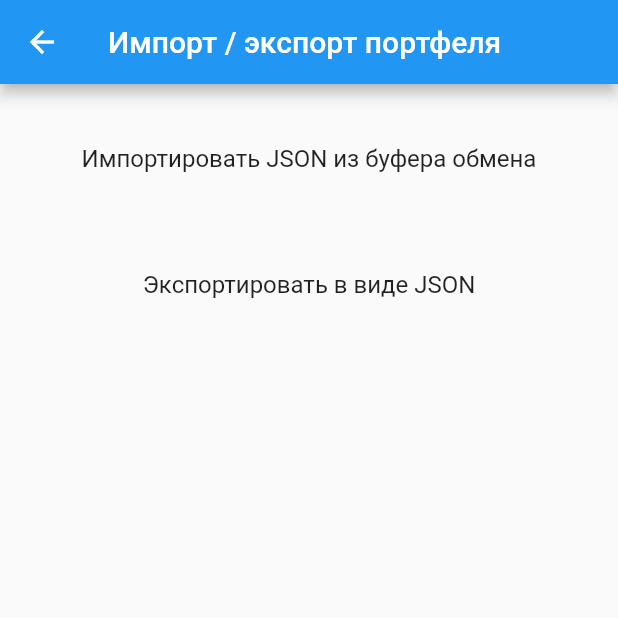
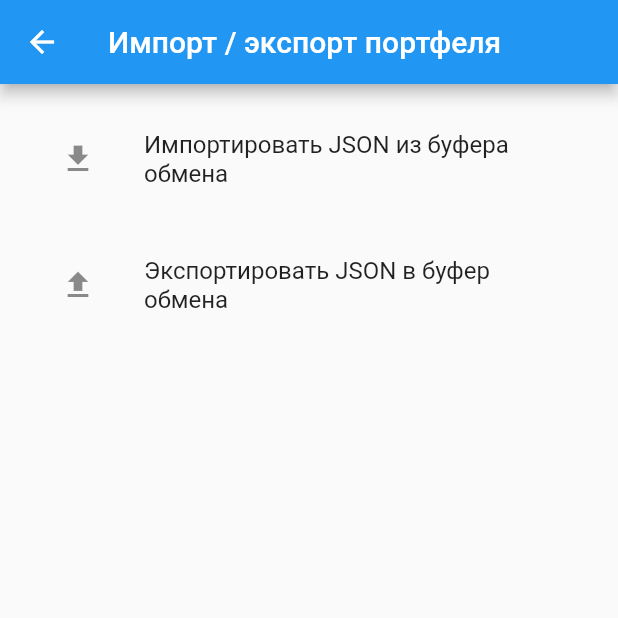
Before and after one commit to WoWwD/Track-it, a Flutter app: the ImportExportJsonScreen screen opened by its route, on a phone screen of 412 x 824 dp, the top half of it. Run offline on Flutter 3.47's test engine with Material 2 defaults, Android fonts, the phone set to English and light mode, and no system bars; our stand-ins replace bloc, date_time_picker, dio, flutter_bloc, flutter_slidable, get_it and 2 more; accounts and stored records are empty.

Commit message:
правки в настройках

```diff
--- a/lib/presentation/ui/screen/settings/import_export_json_screen.dart
+++ b/lib/presentation/ui/screen/settings/import_export_json_screen.dart
@@ -25,13 +25,15 @@ class ImportExportJsonScreen extends StatelessWidget {
                   _card(
                     context,
                     'Импортировать JSON из буфера обмена',
-                      () => _toJson(context, model)
-                    ),
+                    () async => await showDialog(context: context,builder: (context) => _dialog(context, model))
+                  ),
+
                   const SizedBox(height: 16),
                   _card(
                     context,
-                    'Экспортировать в виде JSON',
-                    () async => await showDialog(context: context,builder: (context) => _dialog(context, model))
+                    'Экспортировать JSON в буфер обмена',
+                    () => _toJson(context, model),
+                    false
                   ),
                 ],
               )
@@ -42,15 +44,19 @@ class ImportExportJsonScreen extends StatelessWidget {
     );
   }
 
-  Widget _card(BuildContext context, String text, Function() onTap) {
+  Widget _card(BuildContext context, String text, Function() onTap, [bool isImport = true]) {
     return ListTile(
+      leading: SizedBox(
+        height: double.infinity,
+        child: isImport? const Icon(Icons.download): const Icon(Icons.upload)
+      ),
       shape: RoundedRectangleBorder(borderRadius: BorderRadius.circular(AppStyles.borderRadiusApp)),
-      contentPadding: EdgeInsets.zero,
       onTap: onTap,
-      title: SizedBox(
+      title: Container(
         width: MediaQuery.of(context).size.width,
         height: 60,
-        child: Center(child: Text(text)),
+        alignment: Alignment.centerLeft,
+        child: Text(text)
       ),
     );
   }
```
